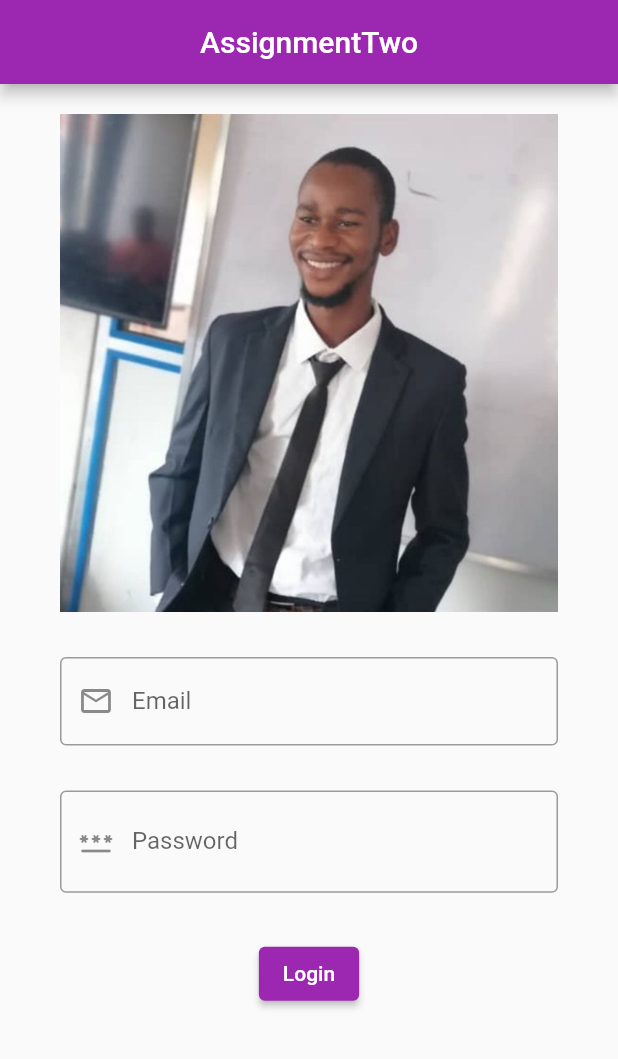
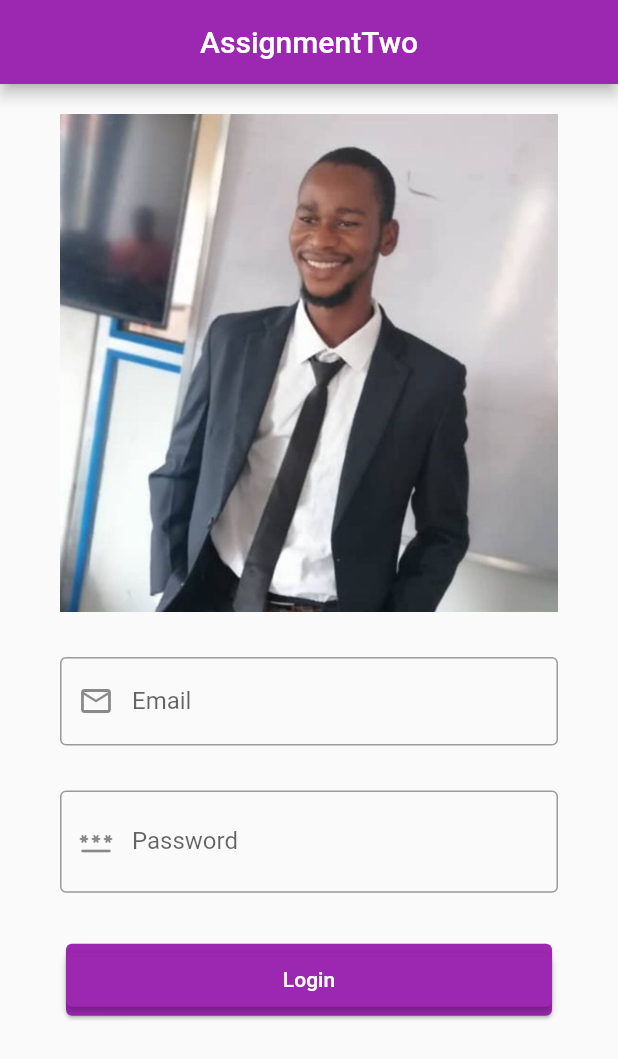
Before and after one commit to Akinyeleib/Pedek, a Flutter app: the screen it shows after launch, after a tap on "Login", on a phone screen of 412 x 824 dp. Shown: the top 1059 px of the screen. Run offline on Flutter 3.47's test engine with Material 2 defaults, Android fonts, the phone set to English and light mode, and no system bars.

Commit message:
button full width added

```diff
--- a/assignments/lib/files.dart
+++ b/assignments/lib/files.dart
@@ -44,24 +44,26 @@ class _AssignmentTwoState extends State<AssignmentTwo> {
                   child: Image.asset('assets/images/akinyeleib.jpg'),
                   // ),
                 ),
+                MyTextField(uname, "Email"),
+                MyPasswordField(pword, "Password"),
                 Padding(
                   padding: my_padding,
-                  child: MyTextField(uname, "Email"),
+                  child: SizedBox(
+                    width: double.infinity,
+                    child: Card(
+                      color: Colors.purple,
+                      child: ElevatedButton(
+                        onPressed: (() => {
+                              print(
+                                  "uname: ${uname.text}\npword: ${pword.text}"),
+                              uname.text = "",
+                              pword.text = ""
+                            }),
+                        child: Text("Login"),
+                      ),
+                    ),
+                  ),
                 ),
-                Padding(
-                  padding: my_padding,
-                  child: MyPasswordField(pword, "Password"),
-                ),
-                ElevatedButton(
-                  child: Text("Login"),
-                  onPressed: (() => {
-                        print(
-                          "uname: ${uname.text}\npword: ${pword.text}",
-                        ),
-                        uname.text = "",
-                        pword.text = ""
-                      }),
-                )
               ],
             ),
           ),
--- a/assignments/lib/helper.dart
+++ b/assignments/lib/helper.dart
@@ -9,7 +9,9 @@ class MyTextField extends StatelessWidget {
 
   @override
   Widget build(BuildContext context) {
-    return TextField(
+    return Padding(
+      padding: my_padding,
+      child: TextField(
         controller: control,
         textAlign: TextAlign.center,
         decoration: InputDecoration(
@@ -17,6 +19,7 @@ class MyTextField extends StatelessWidget {
           border: OutlineInputBorder(),
           labelText: hint,
           hintText: hint,
+        ),
       ),
     );
   }
@@ -41,7 +44,9 @@ class _MyPasswordFieldState extends State<MyPasswordField> {
 
   @override
   Widget build(BuildContext context) {
-    return TextField(
+    return Padding(
+      padding: my_padding,
+      child: TextField(
         controller: widget.control,
         obscureText: show,
         obscuringCharacter: "*",
@@ -49,11 +54,13 @@ class _MyPasswordFieldState extends State<MyPasswordField> {
         decoration: InputDecoration(
           prefixIcon: Icon(Icons.password_rounded),
           border: OutlineInputBorder(),
+          // suffixIcon: my_icon,
           labelText: widget.hint,
           hintText: widget.hint,
           suffix: InkWell(
             onTap: toggle,
             child: my_icon,
+          ),
         ),
       ),
     );
@@ -63,25 +70,12 @@ class _MyPasswordFieldState extends State<MyPasswordField> {
     setState(
       () {
         if (show) {
-          my_icon = Icon(Icons.visibility_off);
+          my_icon = const Icon(Icons.visibility_off);
         } else {
-          my_icon = Icon(Icons.visibility);
+          my_icon = const Icon(Icons.visibility);
         }
         show = !show;
       },
     );
   }
 }
-
-class MyElevatedButton extends StatelessWidget {
-  var text;
-  MyElevatedButton(this.text);
-
-  @override
-  Widget build(BuildContext context) {
-    return ElevatedButton(
-      child: Text(text),
-      onPressed: (() => {}),
-    );
-  }
-}
```
Lines whose indentation alone changed are shown as unchanged.
